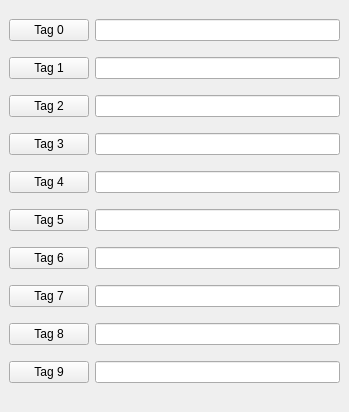
The window that src/Interface/Application/TagManager.ui (SCIInstitute/SCIRun) describes before a commit, drawn with Qt 5.
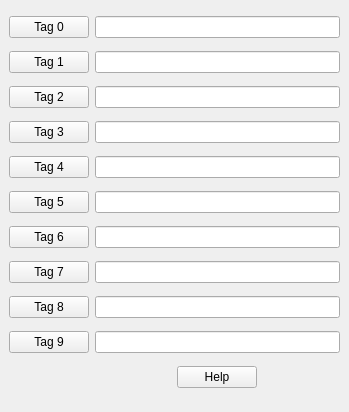
The same window after the commit.

Commit message:
Add help button
need to write help doc

What changed in the file:
```diff
--- a/src/Interface/Application/TagManager.ui
+++ b/src/Interface/Application/TagManager.ui
@@ -314,6 +314,19 @@
       </property>
      </widget>
     </item>
+    <item row="10" column="1" alignment="Qt::AlignHCenter">
+     <widget class="QPushButton" name="helpPushButton_">
+      <property name="maximumSize">
+       <size>
+        <width>100</width>
+        <height>16777215</height>
+       </size>
+      </property>
+      <property name="text">
+       <string>Help</string>
+      </property>
+     </widget>
+    </item>
    </layout>
   </widget>
  </widget>
```
Left out of the diff: 50 changed lines with no effect on the pictures. The commit also changes 2 other files.
